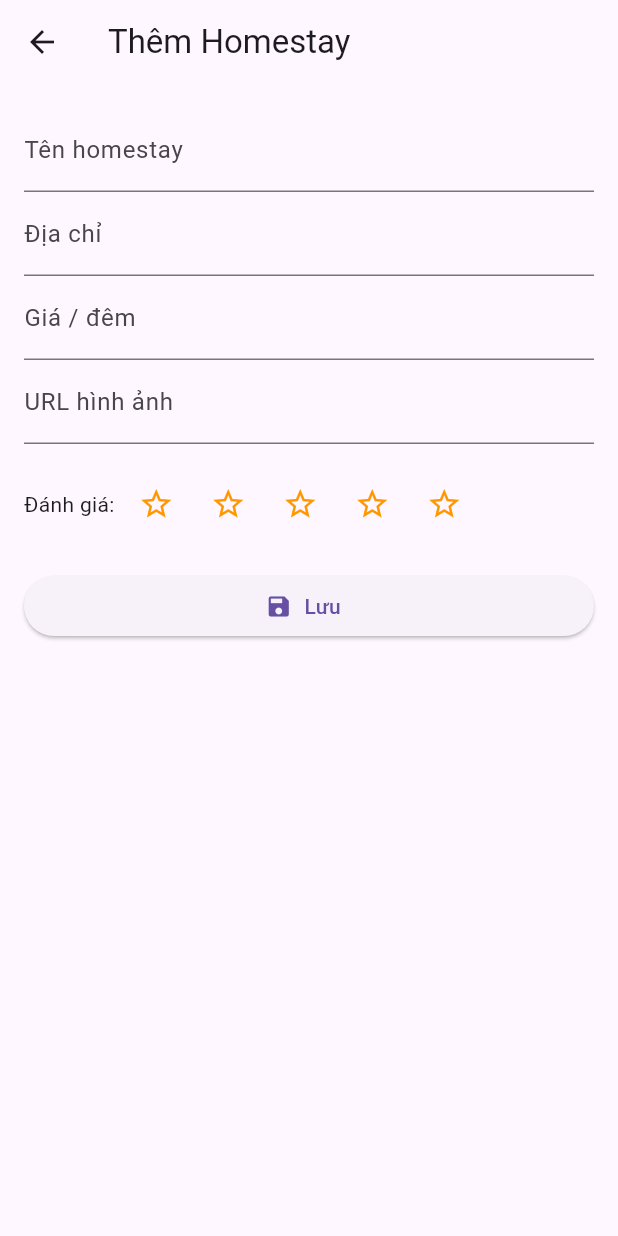
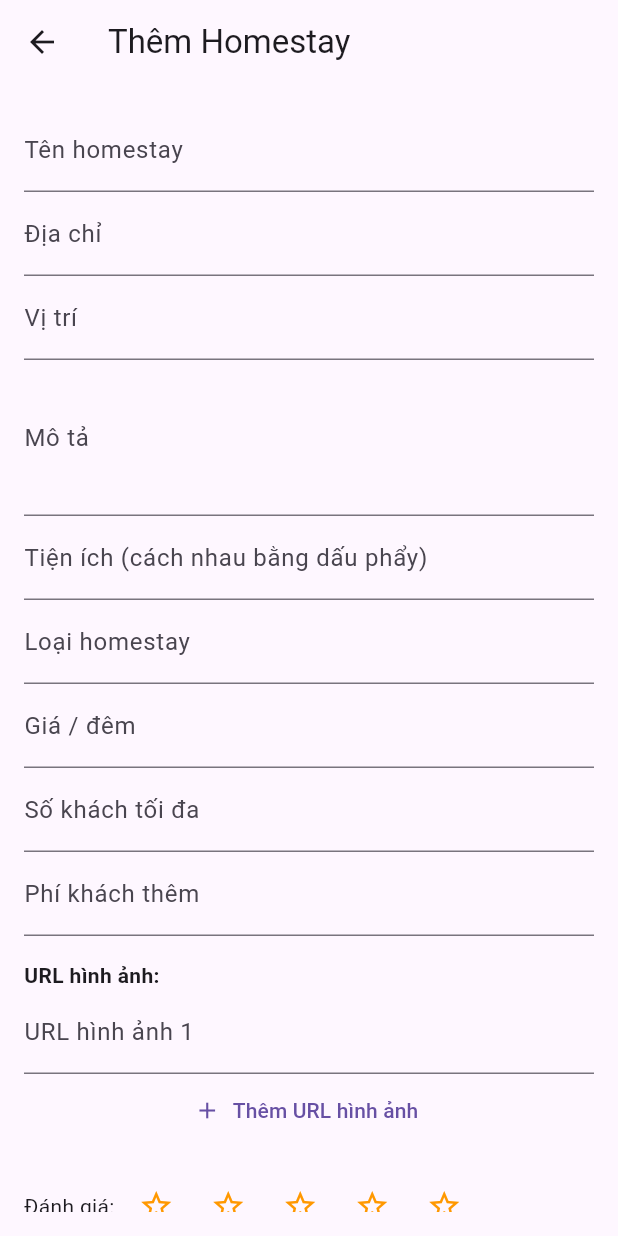
Before and after one commit to Bling2112/homestay_booking, a Flutter app: the AddOrEditHomestayScreen screen opened directly, on a phone screen of 412 x 824 dp. Run offline on Flutter 3.47's test engine with Material 3 defaults, Android fonts, the phone set to English and light mode, and no system bars; our stand-ins replace carousel_slider, cloud_firestore, firebase_auth, firebase_core, fl_chart, google_sign_in and 1 more; missing offline and left inert: flutter_facebook_auth; accounts and stored records are empty.

Commit message:
Mô tả thay đổi

```diff
--- a/lib/screens/add_edit_homestay_screen.dart
+++ b/lib/screens/add_edit_homestay_screen.dart
@@ -15,7 +15,13 @@ class _AddOrEditHomestayScreenState extends State<AddOrEditHomestayScreen> {
   final _nameController = TextEditingController();
   final _addressController = TextEditingController();
   final _priceController = TextEditingController();
-  final _imageUrlController = TextEditingController();
+  final _locationController = TextEditingController();
+  final _descriptionController = TextEditingController();
+  final _facilitiesController = TextEditingController();
+  final _kindController = TextEditingController();
+  final _maxGuestsController = TextEditingController();
+  final _extraGuestFeeController = TextEditingController();
+  final List<TextEditingController> _imageUrlControllers = [];
   int _rating = 0;
 
   @override
@@ -25,20 +31,89 @@ class _AddOrEditHomestayScreenState extends State<AddOrEditHomestayScreen> {
       _nameController.text = widget.homestay!.name;
       _addressController.text = widget.homestay!.address;
       _priceController.text = widget.homestay!.price.toString();
-      _imageUrlController.text = widget.homestay!.imageUrl;
+      _locationController.text = widget.homestay!.location;
+      _descriptionController.text = widget.homestay!.description;
+      _facilitiesController.text = widget.homestay!.facilities.join(', ');
+      _kindController.text = widget.homestay!.kind;
+      _maxGuestsController.text = widget.homestay!.maxGuests.toString();
+      _extraGuestFeeController.text = widget.homestay!.extraGuestFee.toString();
       _rating = widget.homestay!.rating;
+
+      // Initialize image URL controllers
+      _imageUrlControllers.clear();
+      for (String url in widget.homestay!.imageUrls) {
+        if (url.isNotEmpty) {
+          _imageUrlControllers.add(TextEditingController(text: url));
+        }
+      }
+      // Add at least one empty controller if no images
+      if (_imageUrlControllers.isEmpty) {
+        _imageUrlControllers.add(TextEditingController());
+      }
+    } else {
+      // For new homestay, add one empty image URL controller
+      _imageUrlControllers.add(TextEditingController());
+    }
+  }
+
+  @override
+  void dispose() {
+    // Dispose all controllers
+    _nameController.dispose();
+    _addressController.dispose();
+    _priceController.dispose();
+    _locationController.dispose();
+    _descriptionController.dispose();
+    _facilitiesController.dispose();
+    _kindController.dispose();
+    _maxGuestsController.dispose();
+    _extraGuestFeeController.dispose();
+    for (var controller in _imageUrlControllers) {
+      controller.dispose();
+    }
+    super.dispose();
+  }
+
+  void _addImageUrlField() {
+    setState(() {
+      _imageUrlControllers.add(TextEditingController());
+    });
+  }
+
+  void _removeImageUrlField(int index) {
+    if (_imageUrlControllers.length > 1) {
+      setState(() {
+        _imageUrlControllers[index].dispose();
+        _imageUrlControllers.removeAt(index);
+      });
     }
   }
 
   Future<void> saveHomestay() async {
     if (!_formKey.currentState!.validate()) return;
 
+    // Collect image URLs from controllers
+    final imageUrls = _imageUrlControllers
+        .map((controller) => controller.text.trim())
+        .where((url) => url.isNotEmpty)
+        .toList();
+
     final data = {
       'name': _nameController.text.trim(),
       'address': _addressController.text.trim(),
-      'price': double.tryParse(_priceController.text.trim()) ?? 0,
-      'imageUrl': _imageUrlController.text.trim(),
+      'location': _locationController.text.trim(),
+      'description': _descriptionController.text.trim(),
+      'facilities': _facilitiesController.text.trim().isEmpty
+          ? []
+          : _facilitiesController.text.trim().split(',').map((s) => s.trim()).toList(),
+      'imageUrls': imageUrls,
+      'price': int.tryParse(_priceController.text.trim()) ?? 0,
       'rating': _rating,
+      'kind': _kindController.text.trim(),
+      'maxGuests': int.tryParse(_maxGuestsController.text.trim()) ?? 2,
+      'extraGuestFee': int.tryParse(_extraGuestFeeController.text.trim()) ?? 100000,
+      // Keep imageUrl for backward compatibility
+      'imageUrl': imageUrls.isNotEmpty ? imageUrls.first : '',
     };
 
     final collection = FirebaseFirestore.instance.collection('homestays');
@@ -83,14 +158,66 @@ class _AddOrEditHomestayScreenState extends State<AddOrEditHomestayScreen> {
                 validator: (v) => v!.isEmpty ? 'Nhập địa chỉ' : null,
               ),
               TextFormField(
+                controller: _locationController,
+                decoration: const InputDecoration(labelText: 'Vị trí'),
+              ),
+              TextFormField(
+                controller: _descriptionController,
+                decoration: const InputDecoration(labelText: 'Mô tả'),
+                maxLines: 3,
+              ),
+              TextFormField(
+                controller: _facilitiesController,
+                decoration: const InputDecoration(labelText: 'Tiện ích (cách nhau bằng dấu phẩy)'),
+              ),
+              TextFormField(
+                controller: _kindController,
+                decoration: const InputDecoration(labelText: 'Loại homestay'),
+              ),
+              TextFormField(
                 controller: _priceController,
                 decoration: const InputDecoration(labelText: 'Giá / đêm'),
                 keyboardType: TextInputType.number,
                 validator: (v) => v!.isEmpty ? 'Nhập giá' : null,
               ),
               TextFormField(
-                controller: _imageUrlController,
-                decoration: const InputDecoration(labelText: 'URL hình ảnh'),
+                controller: _maxGuestsController,
+                decoration: const InputDecoration(labelText: 'Số khách tối đa'),
+                keyboardType: TextInputType.number,
+              ),
+              TextFormField(
+                controller: _extraGuestFeeController,
+                decoration: const InputDecoration(labelText: 'Phí khách thêm'),
+                keyboardType: TextInputType.number,
+              ),
+              const SizedBox(height: 16),
+              const Text('URL hình ảnh:', style: TextStyle(fontWeight: FontWeight.bold)),
+              ..._imageUrlControllers.asMap().entries.map((entry) {
+                int index = entry.key;
+                TextEditingController controller = entry.value;
+                return Row(
+                  children: [
+                    Expanded(
+                      child: TextFormField(
+                        controller: controller,
+                        decoration: InputDecoration(
+                          labelText: 'URL hình ảnh ${index + 1}',
+                          hintText: 'https://example.com/image.jpg',
+                        ),
+                      ),
+                    ),
+                    if (_imageUrlControllers.length > 1)
+                      IconButton(
+                        icon: const Icon(Icons.remove_circle, color: Colors.red),
+                        onPressed: () => _removeImageUrlField(index),
+                      ),
+                  ],
+                );
+              }),
+              TextButton.icon(
+                icon: const Icon(Icons.add),
+                label: const Text('Thêm URL hình ảnh'),
+                onPressed: _addImageUrlField,
               ),
               const SizedBox(height: 16),
               Row(
```
